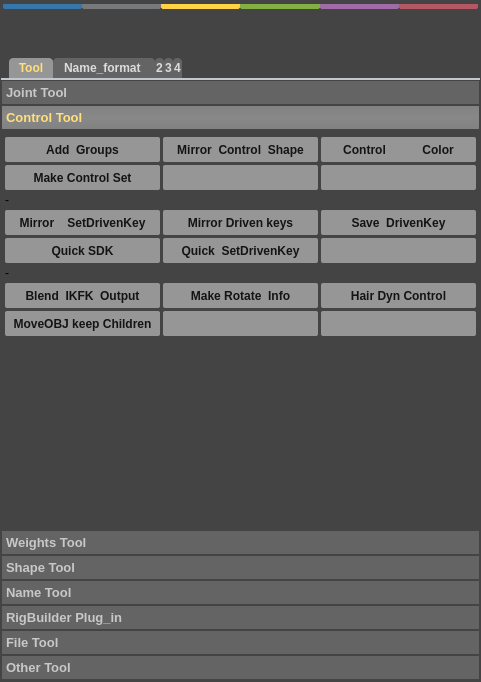
Qt form RootUI.ui (zclongpop123/RiggingTeamTools) before a commit.
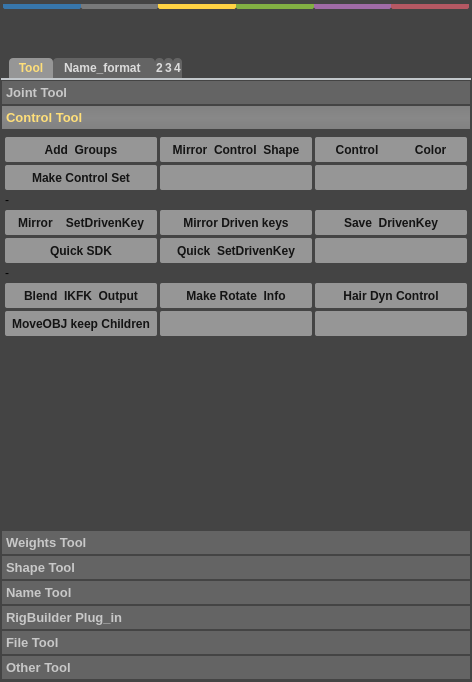
The same form after that commit. The open tabs and pages were chosen to show the change.

Commit message: change UI hover color...

The edit to the form file:
```diff
--- a/RootUI.ui
+++ b/RootUI.ui
@@ -6,7 +6,7 @@
    <rect>
     <x>0</x>
     <y>0</y>
-    <width>481</width>
+    <width>472</width>
     <height>682</height>
    </rect>
   </property>
@@ -536,7 +536,7 @@
             <rect>
              <x>0</x>
              <y>0</y>
-             <width>477</width>
+             <width>468</width>
              <height>391</height>
             </rect>
            </property>
@@ -578,7 +578,7 @@
                 <rect>
                  <x>0</x>
                  <y>0</y>
-                 <width>477</width>
+                 <width>468</width>
                  <height>385</height>
                 </rect>
                </property>
```
Left out of the diff: 18 changed lines with no effect on the pictures.
